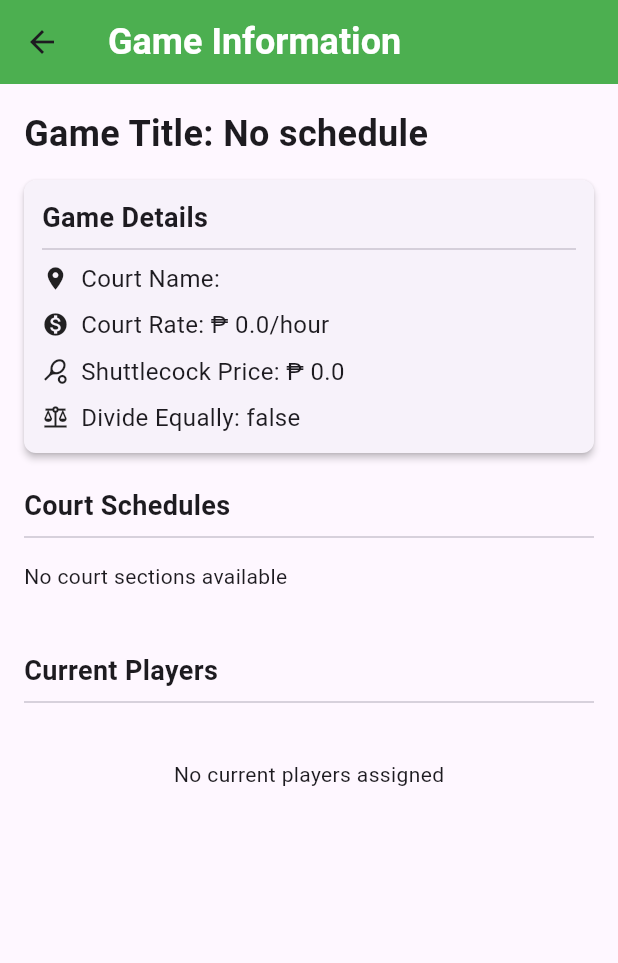
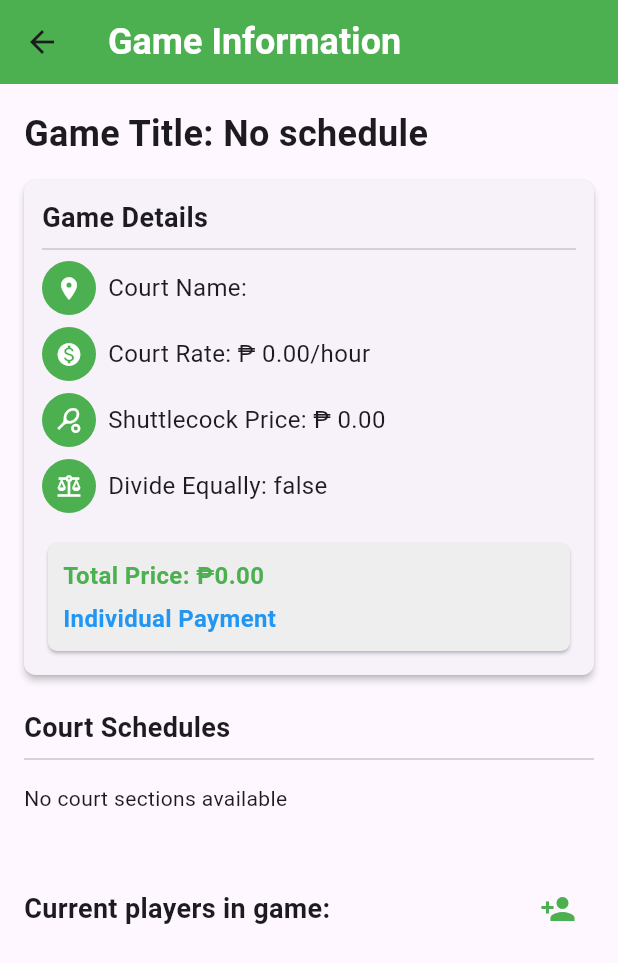
Before and after one commit to SyBorg00/badminton_app, a Flutter app: the GameView screen opened directly with empty values, on a phone screen of 412 x 824 dp. Shown: the top 963 px of the screen. Run offline on Flutter 3.47's test engine with Material 3 defaults, Android fonts, the phone set to English and light mode, and no system bars; our stand-ins replace shared_preferences; accounts and stored records are empty.

Commit message:
added a way to assign players in the game view widget

```diff
--- a/lib/game_list.dart
+++ b/lib/game_list.dart
@@ -1,6 +1,7 @@
 import 'package:badminton_app/game_add.dart';
 import 'package:badminton_app/game_view.dart';
 import 'package:badminton_app/model/games.dart';
+import 'package:badminton_app/model/players.dart';
 import 'package:badminton_app/widgets/game_card.dart';
 import 'package:flutter/material.dart';
 
@@ -8,12 +9,14 @@ class GameList extends StatefulWidget {
   final List<Games> gameList;
   final Function(Games game) onAddGame;
   final Function(Games game) onDeleteGame;
+  final List<Players> players;
 
   const GameList({
     super.key,
     required this.gameList,
     required this.onAddGame,
     required this.onDeleteGame,
+    required this.players,
   });
 
   @override
@@ -240,7 +243,8 @@ class _GameListState extends State<GameList> {
                         Navigator.push(
                           context,
                           MaterialPageRoute(
-                            builder: (ctx) => GameView(games: games),
+                            builder: (ctx) =>
+                                GameView(games: games, players: widget.players),
                           ),
                         );
                       },
--- a/lib/game_view.dart
+++ b/lib/game_view.dart
@@ -1,18 +1,30 @@
 import 'package:badminton_app/model/games.dart';
+import 'package:badminton_app/model/players.dart';
+import 'package:badminton_app/widgets/game_player_add.dart';
 import 'package:flutter/material.dart';
 
-class GameView extends StatelessWidget {
+class GameView extends StatefulWidget {
   final Games games;
-  const GameView({super.key, required this.games});
+  final List<Players> players;
+  const GameView({
+    super.key,
+    required this.games,
+    required this.players,
+  });
 
   @override
+  State<GameView> createState() => _GameViewState();
+}
+
+class _GameViewState extends State<GameView> {
+  @override
   Widget build(BuildContext context) {
-    final title = games.title;
-    final courtName = games.court.courtName;
-    final rate = games.court.courtRate;
-    final shuttlecockPrice = games.court.shuttlecockPrice;
-    final isDivided = games.court.isDivided;
-    final sections = games.court.section;
+    final title = widget.games.title;
+    final courtName = widget.games.court.courtName;
+    final rate = widget.games.court.courtRate;
+    final shuttlecockPrice = widget.games.court.shuttlecockPrice;
+    final isDivided = widget.games.court.isDivided;
+    final sections = widget.games.court.section;
 
     String headerText;
     if (title.trim().isEmpty) {
@@ -28,6 +40,33 @@ class GameView extends StatelessWidget {
       headerText = dateText;
     } else {
       headerText = 'Game Title: $title';
+    }
+
+    //price computation variables
+    final totalPrice = widget.games.totalPrice;
+    final perPlayerShare = widget.games.perPlayerShare;
+    final playerCount = widget.games.playerCount;
+
+    //gam player add handler
+    void _assignPlayerToSection(Players p, int sectionIndex) {
+      setState(() {
+        final old = widget.games.court.section[sectionIndex];
+        final schedule = old?.schedule ?? CourtSchedule(start: null, end: null);
+        final existingPlayers = (old?.players != null)
+            ? List<Players>.from(old!.players!)
+            : <Players>[];
+        existingPlayers.add(p);
+        final updatedSection = CourtSection(
+          players: existingPlayers,
+          schedule: schedule,
+        );
+        widget.games.court.section[sectionIndex] = updatedSection;
+      });
+      ScaffoldMessenger.of(context).showSnackBar(
+        SnackBar(
+          content: Text('${p.fullName} assigned to Court ${sectionIndex + 1}'),
+        ),
+      );
     }
 
     return Scaffold(
@@ -73,7 +112,12 @@ class GameView extends StatelessWidget {
                     const Divider(),
                     Row(
                       children: [
-                        const Icon(Icons.location_on, size: 18),
+                        const CircleAvatar(
+                          backgroundColor: Colors.green,
+                          foregroundColor: Colors.white,
+                          radius: 18,
+                          child: Icon(Icons.location_on, size: 18),
+                        ),
                         const SizedBox(width: 8),
                         Expanded(
                           child: Text(
@@ -86,10 +130,15 @@ class GameView extends StatelessWidget {
                     const SizedBox(height: 8),
                     Row(
                       children: [
-                        const Icon(Icons.monetization_on, size: 18),
+                        const CircleAvatar(
+                          backgroundColor: Colors.green,
+                          foregroundColor: Colors.white,
+                          radius: 18,
+                          child: Icon(Icons.monetization_on, size: 18),
+                        ),
                         const SizedBox(width: 8),
                         Text(
-                          'Court Rate: ₱ $rate/hour',
+                          'Court Rate: ₱ ${rate.toStringAsFixed(2)}/hour',
                           style: const TextStyle(fontSize: 16),
                         ),
                       ],
@@ -97,11 +146,16 @@ class GameView extends StatelessWidget {
                     const SizedBox(height: 8),
                     Row(
                       children: [
-                        const Icon(Icons.sports_tennis, size: 18),
+                        const CircleAvatar(
+                          backgroundColor: Colors.green,
+                          foregroundColor: Colors.white,
+                          radius: 18,
+                          child: Icon(Icons.sports_tennis, size: 18),
+                        ),
                         const SizedBox(width: 8),
                         Expanded(
                           child: Text(
-                            'Shuttlecock Price: ₱ $shuttlecockPrice',
+                            'Shuttlecock Price: ₱ ${shuttlecockPrice.toStringAsFixed(2)}',
                             style: const TextStyle(fontSize: 16),
                           ),
                         ),
@@ -110,7 +164,12 @@ class GameView extends StatelessWidget {
                     const SizedBox(height: 8),
                     Row(
                       children: [
-                        const Icon(Icons.balance, size: 18),
+                        const CircleAvatar(
+                          backgroundColor: Colors.green,
+                          foregroundColor: Colors.white,
+                          radius: 18,
+                          child: Icon(Icons.balance, size: 18),
+                        ),
                         const SizedBox(width: 8),
                         Expanded(
                           child: Text(
@@ -119,6 +178,45 @@ class GameView extends StatelessWidget {
                           ),
                         ),
                       ],
+                    ),
+                    const SizedBox(height: 16),
+                    //pricing summary
+                    SizedBox(
+                      width: double.infinity,
+                      child: Card(
+                        elevation: 1,
+                        color: Colors.grey[200],
+                        shape: RoundedRectangleBorder(
+                          borderRadius: BorderRadius.circular(6),
+                        ),
+                        child: Padding(
+                          padding: const EdgeInsets.all(10.0),
+                          child: Column(
+                            crossAxisAlignment: CrossAxisAlignment.start,
+                            children: [
+                              Text(
+                                'Total Price: ₱${totalPrice.toStringAsFixed(2)}',
+                                style: const TextStyle(
+                                  fontSize: 16,
+                                  fontWeight: FontWeight.bold,
+                                  color: Colors.green,
+                                ),
+                              ),
+                              const SizedBox(height: 6),
+                              Text(
+                                isDivided
+                                    ? 'Per Player Share ($playerCount players): ₱${perPlayerShare.toStringAsFixed(2)}'
+                                    : 'Individual Payment',
+                                style: const TextStyle(
+                                  fontSize: 16,
+                                  fontWeight: FontWeight.bold,
+                                  color: Colors.blue,
+                                ),
+                              ),
+                            ],
+                          ),
+                        ),
+                      ),
                     ),
                   ],
                 ),
@@ -166,26 +264,30 @@ class GameView extends StatelessWidget {
                 }),
               ),
             const SizedBox(height: 40),
+            Row(
+              mainAxisAlignment: MainAxisAlignment.spaceBetween,
+              children: [
                 const Text(
-              'Current Players',
+                  'Current players in game: ',
                   style: TextStyle(fontSize: 18, fontWeight: FontWeight.w600),
                 ),
-            const Divider(),
-            const SizedBox(
-              height: 30,
+                GamePlayerAdd(
+                  players: widget.players,
+                  sections: widget.games.court.section,
+                  onPlayerAssigned: _assignPlayerToSection,
                 ),
-            if (games.playerCount == 0)
-              const Center(child: Text('No current players assigned'))
-            else
+              ],
+            ),
+            const SizedBox(height: 8),
             Column(
-                children: List.generate(games.playerCount, (index) {
-                  final players = games.currentPlayers;
+              children: widget.games.currentPlayers.map((p) {
                 return Card(
                   child: ListTile(
-                      title: Text(players[index].fullName),
+                    title: Text(p.fullName),
+                    subtitle: const Text('Assigned to a section'),
                   ),
                 );
-                }),
+              }).toList(),
             ),
           ],
         ),
--- a/lib/home_screen.dart
+++ b/lib/home_screen.dart
@@ -53,6 +53,7 @@ class _HomeState extends State<Home> {
   late final List<Widget> _pages = [
     GameList(
       gameList: _games,
+      players: _players,
       onAddGame: _handleAddGame,
       onDeleteGame: _handleDeleteGame,
     ),
```
Also changed, not shown: lib/widgets/game_player_add.dart (added, +144 -0 lines). Lines whose indentation alone changed are shown as unchanged.
